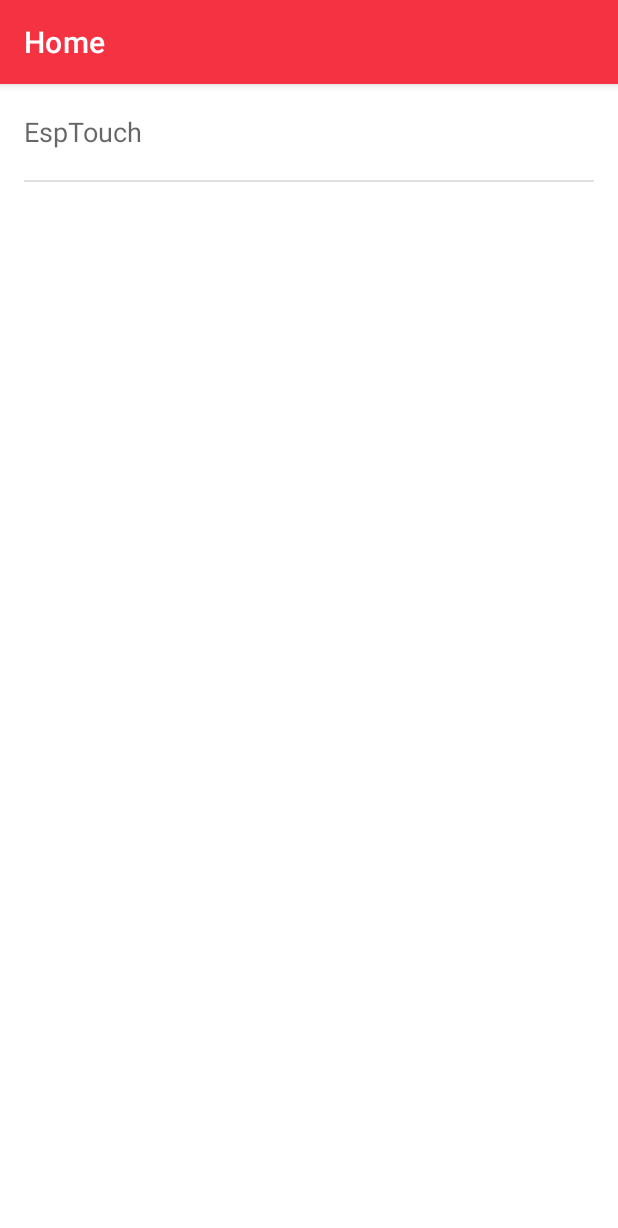
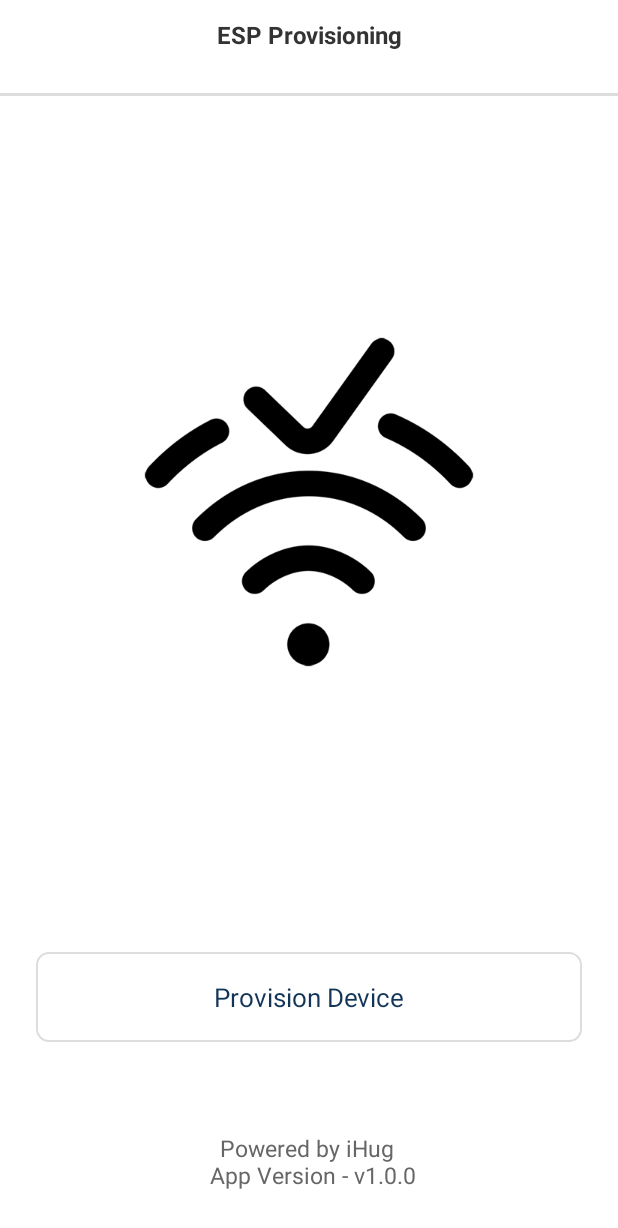
Before and after one commit to liuxl-lin/espMqtt, an Android app: the screen it shows after launch (EspMainActivity before the commit, MainActivity after it), on a phone screen of 412 x 824 dp. Shown: the top 1228 px of the screen. Run offline under Robolectric (Android 15) with nearby library versions, the phone set to English and light mode, and no system bars.

Commit message:
修改主题颜色，主页等

```diff
--- a/app/src/main/AndroidManifest.xml
+++ b/app/src/main/AndroidManifest.xml
@@ -14,15 +14,15 @@
     <application
         android:name=".EspTouchApp"
         android:allowBackup="true"
+        android:fullBackupContent="@xml/backup_descriptor"
         android:icon="@mipmap/app_icon"
         android:label="@string/app_name"
         android:theme="@style/AppTheme"
-        tools:ignore="GoogleAppIndexingWarning,LockedOrientationActivity"
-        android:fullBackupContent="@xml/backup_descriptor">
+        tools:ignore="GoogleAppIndexingWarning,LockedOrientationActivity">
         <activity
-            android:name=".main.EspMainActivity"
-            android:label="@string/app_name"
-            android:screenOrientation="portrait">
+            android:name=".main.MainActivity"
+            android:theme="@style/MainTheme"
+            >
             <intent-filter>
                 <action android:name="android.intent.action.MAIN" />
 
@@ -30,22 +30,29 @@
             </intent-filter>
         </activity>
         <activity
-            android:name="com.espressif.esptouch.android.v1.EspTouchActivity"
+            android:name=".main.EspMainActivity"
+            android:label="@string/app_name"
+            android:screenOrientation="portrait">
+
+        </activity>
+        <activity
+            android:name=".v1.EspTouchActivity"
             android:exported="true"
             android:label="@string/esptouch1_title"
             android:screenOrientation="portrait" />
         <activity
-            android:name="com.espressif.esptouch.android.v2.EspTouch2Activity"
+            android:name=".v2.EspTouch2Activity"
             android:exported="true"
             android:label="@string/esptouch2_title"
             android:screenOrientation="portrait" />
         <activity
-            android:name="com.espressif.esptouch.android.v2.EspProvisioningActivity"
+            android:name=".v2.EspProvisioningActivity"
             android:exported="true"
             android:label="@string/esptouch2_provisioning_title"
             android:screenOrientation="portrait" />
-        <service android:name="org.eclipse.paho.android.service.MqttService" /> <!--MqttService-->
-        <service android:name="com.espressif.esptouch.android.service.MyMqttService"/> <!--MyMqttService-->
+
+        <service android:name="org.eclipse.paho.android.service.MqttService" /> <!-- MqttService -->
+        <service android:name=".service.MyMqttService" />
     </application>
 
 </manifest>
--- /dev/null
+++ b/app/src/main/java/com/espressif/esptouch/android/main/MainActivity.java
@@ -0,0 +1,34 @@
+package com.espressif.esptouch.android.main;
+
+
+import androidx.appcompat.app.AppCompatActivity;
+
+import android.content.Intent;
+import android.os.Build;
+import android.os.Bundle;
+import android.view.View;
+import android.view.WindowManager;
+
+
+import com.espressif.esptouch.android.R;
+import com.espressif.esptouch.android.v1.EspTouchActivity;
+
+public class MainActivity extends AppCompatActivity {
+
+    @Override
+    protected void onCreate(Bundle savedInstanceState) {
+        super.onCreate(savedInstanceState);
+        setContentView(R.layout.activity_main2);
+        if (Build.VERSION.SDK_INT >= Build.VERSION_CODES.KITKAT) {
+            //透明状态栏
+            getWindow().addFlags(WindowManager.LayoutParams.FLAG_TRANSLUCENT_STATUS);
+            //透明导航栏
+            View decor = getWindow().getDecorView();
+            decor.setSystemUiVisibility(View.SYSTEM_UI_FLAG_LAYOUT_FULLSCREEN | View.SYSTEM_UI_FLAG_LIGHT_STATUS_BAR);
+            findViewById(R.id.tv_provision).setOnClickListener((v) -> {
+                startActivity(new Intent(MainActivity.this, EspTouchActivity.class));
+            });
+        }
+
+    }
+}
--- a/app/src/main/java/com/espressif/esptouch/android/v1/EspTouchActivity.java
+++ b/app/src/main/java/com/espressif/esptouch/android/v1/EspTouchActivity.java
@@ -355,19 +355,7 @@ public class EspTouchActivity extends EspTouchActivityAbs {
                 runOnUiThread(()->{
                     mBinding.colorBar.setVisibility(View.VISIBLE);
                 });
-                new Thread(){
-                    @Override
-                    public void run() {
-                        for (int i=0;i<3;i++){
-                            response("\"mate\":\"" + topicMessage+"\"");
-                            try {
-                                sleep(1000);
-                            } catch (InterruptedException e) {
-                                e.printStackTrace();
-                            }
-                        }
-                    }
-                }.start();
+                response("\"mate\":\"" + topicMessage+"\"");
             } catch (MqttException e) {
                 e.printStackTrace();
             }
--- /dev/null
+++ b/app/src/main/res/drawable/provision_back.xml
@@ -0,0 +1,6 @@
+<?xml version="1.0" encoding="utf-8"?>
+<shape xmlns:android="http://schemas.android.com/apk/res/android">
+    <solid android:color="@color/colorActionbar"/>
+    <corners android:radius="8dp"/>
+    <stroke android:color="#dddddd" android:width="1dp"/>
+</shape>
--- a/app/src/main/res/layout/activity_esptouch.xml
+++ b/app/src/main/res/layout/activity_esptouch.xml
@@ -48,6 +48,7 @@
                     android:layout_width="wrap_content"
                     android:layout_height="wrap_content"
                     android:layout_marginTop="8dp"
+                    android:visibility="gone"
                     android:singleLine="true"
                     android:text="@string/esptouch1_bssid_title"
                     android:textAppearance="?android:attr/textAppearanceSmall"
@@ -60,6 +61,7 @@
                     android:layout_width="wrap_content"
                     android:layout_height="wrap_content"
                     android:layout_marginStart="4dp"
+                    android:visibility="gone"
                     android:singleLine="true"
                     android:textAppearance="?android:attr/textAppearanceMedium"
                     app:layout_constraintBaseline_toBaselineOf="@id/apBssidLabel"
@@ -221,8 +223,8 @@
                 <com.espressif.esptouch.android.main.ColorBar
                     android:id="@+id/colorBar"
                     android:layout_width="match_parent"
-                    android:layout_height="20dp"
-                    android:layout_marginTop="12dp"
+                    android:layout_height="32dp"
+                    android:layout_marginTop="24dp"
                     android:visibility="invisible"
                     app:layout_constraintTop_toBottomOf="@id/layout_ok" />
 
@@ -230,7 +232,7 @@
                     android:id="@+id/tv_message"
                     android:layout_width="match_parent"
                     android:layout_height="wrap_content"
-                    android:layout_marginTop="12dp"
+                    android:layout_marginTop="8dp"
                     android:layout_marginBottom="24dp"
                     android:text=""
                     android:textColor="@color/colorAccent"
--- /dev/null
+++ b/app/src/main/res/layout/activity_main2.xml
@@ -0,0 +1,64 @@
+<?xml version="1.0" encoding="utf-8"?>
+<androidx.constraintlayout.widget.ConstraintLayout xmlns:android="http://schemas.android.com/apk/res/android"
+    xmlns:app="http://schemas.android.com/apk/res-auto"
+    xmlns:tools="http://schemas.android.com/tools"
+    android:layout_width="match_parent"
+     android:layout_height="match_parent"
+    android:fitsSystemWindows="true"
+    tools:context=".main.MainActivity">
+
+    <TextView
+        android:id="@+id/tv_title"
+        android:layout_width="match_parent"
+        android:layout_height="wrap_content"
+        android:layout_marginTop="12dp"
+
+        android:gravity="center"
+        android:text="ESP Provisioning"
+        android:textColor="#333333"
+        android:textSize="16sp"
+        android:textStyle="bold"
+        app:layout_constraintTop_toTopOf="parent" />
+
+    <View
+        android:layout_width="match_parent"
+        android:layout_height="2dp"
+        android:layout_marginTop="28dp"
+        android:background="#dddddd"
+        app:layout_constraintTop_toBottomOf="@id/tv_title" />
+    <TextView
+        android:id="@+id/tv_power_by"
+        android:layout_width="wrap_content"
+        android:layout_height="wrap_content"
+        app:layout_constraintBottom_toBottomOf="parent"
+        android:gravity="center"
+        app:layout_constraintLeft_toLeftOf="parent"
+        app:layout_constraintRight_toRightOf="parent"
+        android:text="Powered by iHug \n App Version - v1.0.0"
+        android:textColor="#666666"
+        android:textSize="15sp"
+        android:layout_marginBottom="30dp"/>
+    <TextView
+        android:id="@+id/tv_provision"
+        android:layout_width="match_parent"
+        android:layout_height="60dp"
+        android:gravity="center"
+        android:textSize="17sp"
+        android:layout_marginLeft="24dp"
+        android:layout_marginRight="24dp"
+        android:textColor="@color/colorPrimary"
+        app:layout_constraintBottom_toTopOf="@id/tv_power_by"
+        android:layout_marginBottom="60dp"
+        android:background="@drawable/provision_back"
+        android:text="Provision Device"/>
+    <ImageView
+        android:layout_width="wrap_content"
+        android:layout_height="wrap_content"
+        app:layout_constraintTop_toBottomOf="@id/tv_title"
+        app:layout_constraintBottom_toTopOf="@id/tv_provision"
+        app:layout_constraintLeft_toLeftOf="parent"
+        android:src="@drawable/i_hug"
+        app:layout_constraintRight_toRightOf="parent"
+        />
+
+</androidx.constraintlayout.widget.ConstraintLayout>
--- a/app/src/main/res/values/colors.xml
+++ b/app/src/main/res/values/colors.xml
@@ -1,6 +1,8 @@
 <?xml version="1.0" encoding="utf-8"?>
 <resources>
-    <color name="colorPrimary">#f53242</color>
-    <color name="colorPrimaryDark">#ce2e32</color>
-    <color name="colorAccent">#ff5983</color>
+    <color name="colorPrimary">#123456</color>
+    <color name="colorPrimaryDark">#123456</color>
+    <color name="colorAccent">#123456</color>
+    <color name="colorActionbar">#ffffff</color>
+    <color name="colorStatueBar">#000000</color>
 </resources>
--- a/app/src/main/res/values/styles.xml
+++ b/app/src/main/res/values/styles.xml
@@ -7,6 +7,9 @@
         <item name="colorPrimaryDark">@color/colorPrimaryDark</item>
         <item name="colorAccent">@color/colorAccent</item>
     </style>
+    <style name="MainTheme" parent="Theme.MaterialComponents.Light.NoActionBar">
+
+     </style>
 
     <style name="AppTheme.NoActionBar">
         <item name="windowActionBar">false</item>
```
Also changed, not shown: app/src/main/res/drawable-xhdpi/i_hug.png (added), app/src/main/res/drawable-xxhdpi/i_hug.png (added), app/src/main/res/mipmap-hdpi/app_icon.png (deleted), app/src/main/res/mipmap-mdpi/app_icon.png (deleted), app/src/main/res/mipmap-xhdpi/app_icon.png, app/src/main/res/mipmap-xxhdpi/app_icon.png (deleted), app/src/main/res/mipmap-xxxhdpi/app_icon.png, 1 other file.
